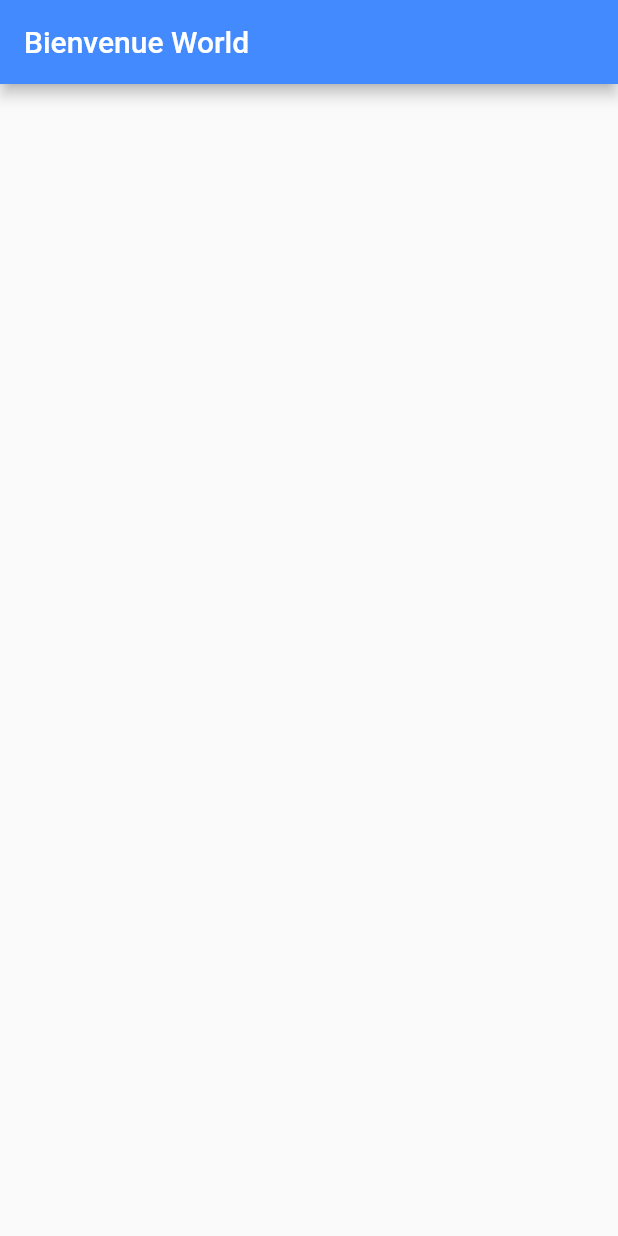
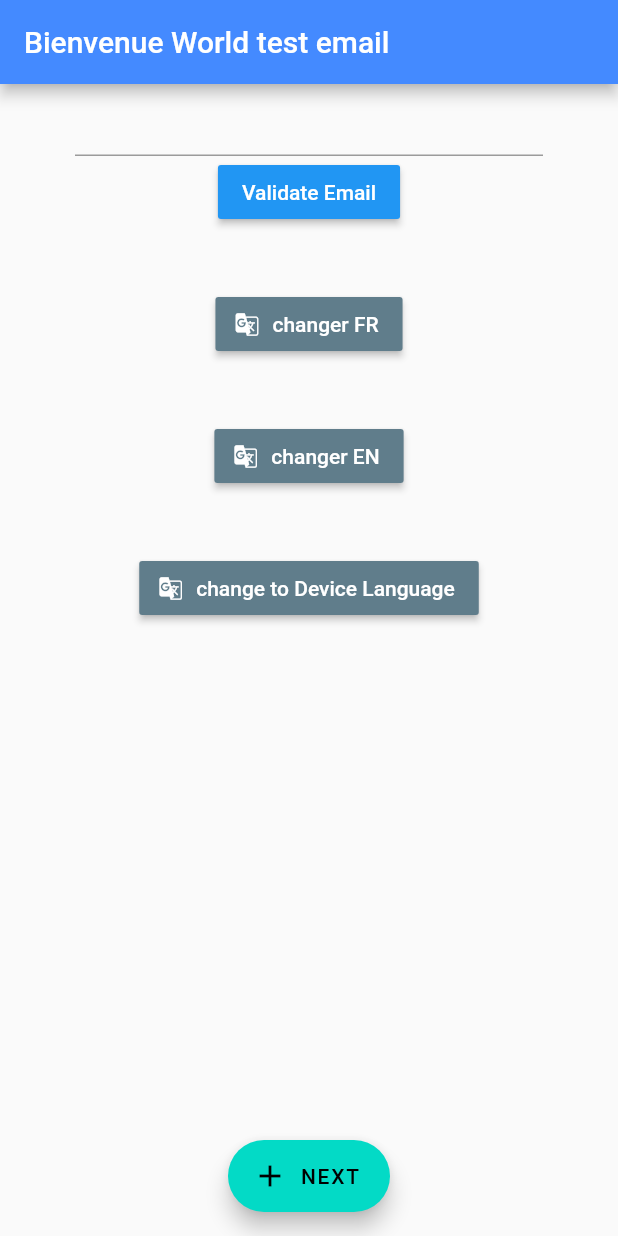
Before and after one commit to Karim-bz/getxFlutterProject, a Flutter app: the screen it shows after launch, on a phone screen of 412 x 824 dp. Run offline on Flutter 3.47's test engine with Material 2 defaults, Android fonts, the phone set to English and light mode, and no system bars; our stand-ins replace get, get_storage.

Commit message:
Translations - Second Page View

```diff
--- a/lib/main.dart
+++ b/lib/main.dart
@@ -1,9 +1,12 @@
 import 'package:flutter/material.dart';
 import 'package:get/route_manager.dart';
+import 'package:get_storage/get_storage.dart';
 import 'package:getxproject/screens/MainPage.dart';
 import 'package:getxproject/utils/MyTranslations.dart';
 
-void main() {
+Future<void> main() async {
+  await GetStorage.init();
+
   runApp(GetMaterialApp(
     debugShowCheckedModeBanner: false,
     debugShowMaterialGrid: false,
--- a/lib/screens/MainPage.dart
+++ b/lib/screens/MainPage.dart
@@ -1,5 +1,7 @@
 import 'package:flutter/material.dart';
 import 'package:get/get.dart';
+import 'package:get_storage/get_storage.dart';
+import 'package:getxproject/screens/Second.dart';
 
 class MainPage extends StatelessWidget {
   @override
@@ -16,12 +18,90 @@ class MainPageView extends StatefulWidget {
 }
 
 class _MainPageViewState extends State<MainPageView> {
+  final TextEditingController emailController = TextEditingController();
+  GetStorage box = GetStorage();
+
   @override
   Widget build(BuildContext context) {
+    box.writeIfNull('email', 'test email');
+    print(box.read('email'));
     return Container(
       child: Scaffold(
-        appBar: AppBar(
-          title: Text("title".tr),
+        appBar:
+            AppBar(title: Text("title".trArgs([box.read('email').toString()]))),
+        floatingActionButton: FloatingActionButton.extended(
+          backgroundColor: const Color(0xff03dac6),
+          foregroundColor: Colors.black,
+          onPressed: () {
+            box.write('email', emailController.text);
+            Get.to(SecondPage(), arguments: 'this is argument');
+          },
+          icon: Icon(Icons.add),
+          label: Text('NEXT'),
+        ),
+        floatingActionButtonLocation: FloatingActionButtonLocation.centerFloat,
+        body: Center(
+          child: Column(
+            children: [
+              Padding(
+                padding: const EdgeInsets.symmetric(horizontal: 50),
+                child: TextFormField(
+                  //obscureText: false, //make a password format
+                  controller: emailController,
+                ),
+              ),
+              RaisedButton(
+                color: Colors.blue,
+                textColor: Colors.white,
+                child: Text("Validate Email"),
+                onPressed: () {
+                  GetUtils.isEmail(emailController.text)
+                      ? Get.snackbar("correct".tr, "formatgood".tr,
+                          backgroundColor: Colors.green,
+                          snackPosition: SnackPosition.BOTTOM)
+                      : Get.snackbar("incorrect".tr, "formatbad".tr,
+                          backgroundColor: Colors.redAccent,
+                          snackPosition: SnackPosition.TOP);
+                },
+              ),
+              SizedBox(
+                height: 40,
+              ),
+              RaisedButton.icon(
+                color: Colors.blueGrey,
+                textColor: Colors.white,
+                onPressed: () {
+                  Get.updateLocale(Locale('fr'));
+                },
+                icon: Icon(Icons.g_translate_outlined, size: 18),
+                label: Text("changer FR"),
+              ),
+              SizedBox(
+                height: 40,
+              ),
+              RaisedButton.icon(
+                color: Colors.blueGrey,
+                textColor: Colors.white,
+                onPressed: () {
+                  Get.updateLocale(Locale('en'));
+                },
+                icon: Icon(Icons.g_translate_outlined, size: 18),
+                label: Text("changer EN"),
+              ),
+              SizedBox(
+                height: 40,
+              ),
+              RaisedButton.icon(
+                color: Colors.blueGrey,
+                textColor: Colors.white,
+                onPressed: () {
+                  Get.updateLocale(Get.deviceLocale);
+                },
+                icon: Icon(Icons.g_translate_outlined, size: 18),
+                label: Text("change to Device Language"),
+              )
+            ],
+          ),
         ),
       ),
     );
--- a/lib/utils/MyTranslations.dart
+++ b/lib/utils/MyTranslations.dart
@@ -4,14 +4,24 @@ class MyTranslations extends Translations {
   @override
   Map<String, Map<String, String>> get keys => {
         'en': {
-          'title': 'Hello World',
+          'title': 'Hello World %s',
           'next': 'NEXT',
           'back': 'BACK',
+          'valide': 'Validate Email',
+          'correct': 'Email Correct',
+          'formatgood': 'Good Email Format',
+          'incorrect': 'Email incorrect',
+          'formatbad': 'Bad Email format',
         },
         'fr': {
-          'title': 'Bienvenue World',
+          'title': 'Bienvenue World %s',
           'next': 'SUIVANT',
           'back': 'RETOUR',
+          'valide': 'Email valide',
+          'correct': 'Email Correct',
+          'formatgood': 'bon Email Format',
+          'incorrect': 'Email incorrect',
+          'formatbad': 'mauvais Email format',
         }
       };
 }
```
Also changed, not shown: lib/screens/Second.dart (added, +42 -0 lines).
